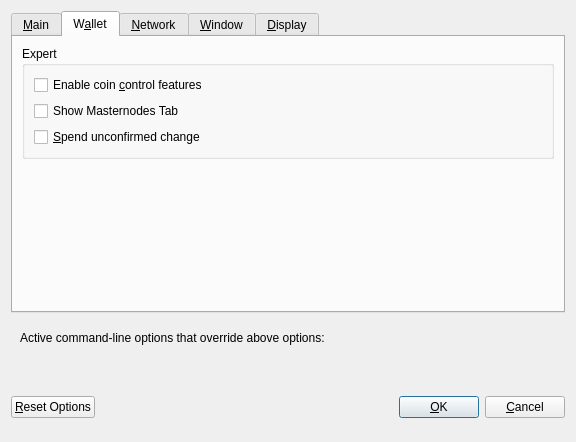
Above: src/qt/forms/optionsdialog.ui from decenomy/ESBC2 before the change. Below: the same form after it.
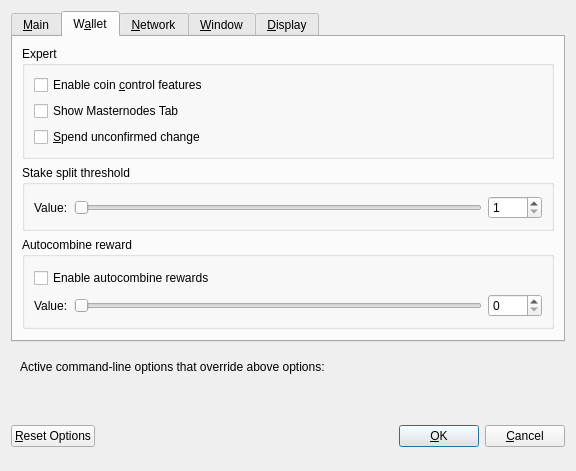
That is the form after the change. The open tabs and pages were chosen to show the change. Custom widgets are drawn as their Qt base class.

Commit message: add stakesplit and autocombine settings

```diff
--- a/src/qt/forms/optionsdialog.ui
+++ b/src/qt/forms/optionsdialog.ui
@@ -242,6 +242,133 @@
          </layout>
         </widget>
        </item>
+       <item>
+        <widget class="QGroupBox" name="stakeThresholdGroupBox">
+         <property name="title">
+          <string>Stake split threshold</string>
+         </property>
+         <layout class="QHBoxLayout" name="stakeThresholdHLayout">
+          <property name="leftMargin">
+           <number>9</number>
+          </property>
+          <property name="topMargin">
+           <number>11</number>
+          </property>
+          <property name="rightMargin">
+           <number>9</number>
+          </property>
+          <property name="bottomMargin">
+           <number>9</number>
+          </property>
+          <item>
+           <widget class="QLabel" name="stakeThresholdLabel">
+            <property name="text">
+             <string>Value:</string>
+            </property>
+           </widget>
+          </item>
+          <item>
+           <widget class="QSlider" name="stakeThresholdSlider">
+            <property name="minimum">
+             <number>1</number>
+            </property>
+            <property name="maximum">
+             <number>2000</number>
+            </property>
+            <property name="orientation">
+             <enum>Qt::Horizontal</enum>
+            </property>
+           </widget>
+          </item>
+          <item>
+           <widget class="QSpinBox" name="stakeThresholdEdit">
+            <property name="minimum">
+             <number>1</number>
+            </property>
+            <property name="maximum">
+             <number>2000</number>
+            </property>
+           </widget>
+          </item>
+         </layout>
+        </widget>
+       </item>
+       <item>
+        <widget class="QGroupBox" name="autoCombineGroupBox">
+         <property name="title">
+          <string>Autocombine reward</string>
+         </property>
+         <layout class="QVBoxLayout" name="verticalLayout_3">
+          <property name="leftMargin">
+           <number>9</number>
+          </property>
+          <property name="topMargin">
+           <number>11</number>
+          </property>
+          <property name="rightMargin">
+           <number>9</number>
+          </property>
+          <property name="bottomMargin">
+           <number>9</number>
+          </property>
+          <item>
+           <widget class="QCheckBox" name="autoCombineCheckBox">
+            <property name="text">
+             <string>Enable autocombine rewards</string>
+            </property>
+           </widget>
+          </item>
+          <item>
+           <widget class="QFrame" name="autoCombineFrame">
+            <layout class="QHBoxLayout" name="horizontalLayout_2">
+             <property name="leftMargin">
+              <number>0</number>
+             </property>
+             <property name="topMargin">
+              <number>0</number>
+             </property>
+             <property name="rightMargin">
+              <number>0</number>
+             </property>
+             <property name="bottomMargin">
+              <number>0</number>
+             </property>
+             <item>
+              <widget class="QLabel" name="autoCombineLabel">
+               <property name="text">
+                <string>Value:</string>
+               </property>
+              </widget>
+             </item>
+             <item>
+              <widget class="QSlider" name="autoCombineSlider">
+               <property name="minimum">
+                <number>0</number>
+               </property>
+               <property name="maximum">
+                <number>5000</number>
+               </property>
+               <property name="orientation">
+                <enum>Qt::Horizontal</enum>
+               </property>
+              </widget>
+             </item>
+             <item>
+              <widget class="QSpinBox" name="autoCombineEdit">
+               <property name="minimum">
+                <number>0</number>
+               </property>
+               <property name="maximum">
+                <number>5000</number>
+               </property>
+              </widget>
+             </item>
+            </layout>
+           </widget>
+          </item>
+         </layout>
+        </widget>
+       </item>
        <item>
         <spacer name="verticalSpacer_Wallet">
          <property name="orientation">
```
Left out of the diff: 2 changed lines with no effect on the pictures. The commit also changes 6 other files.
